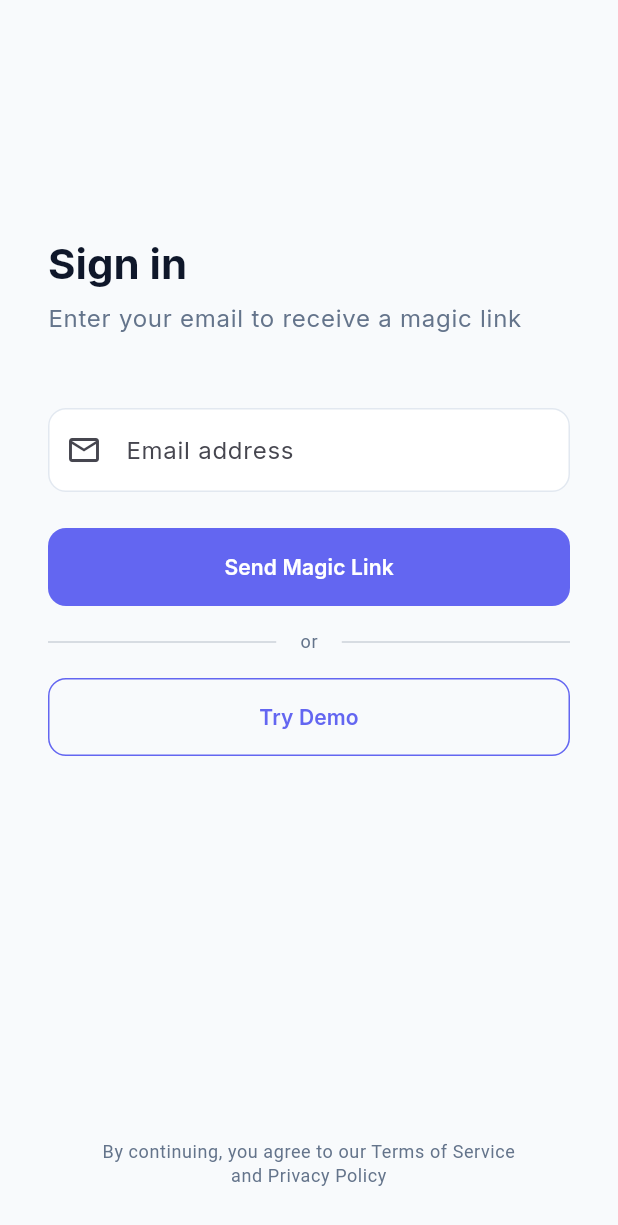
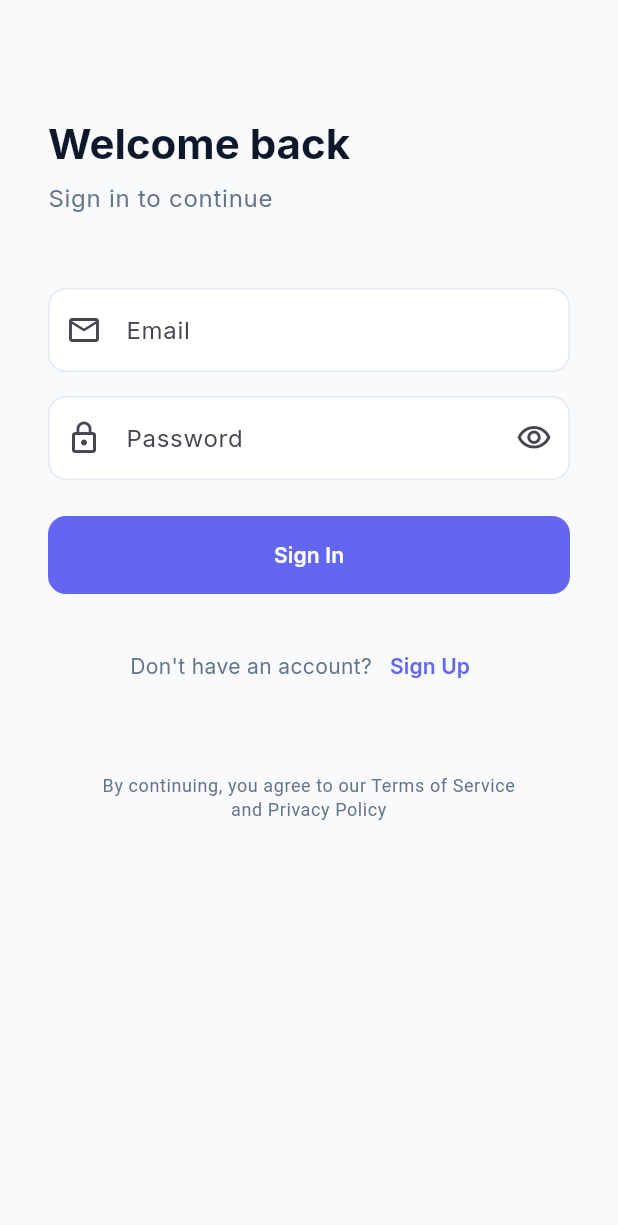
Before and after one commit to ItaloOlivier/relationship-ref, a Flutter app: the AuthScreen screen opened by its route, on a phone screen of 412 x 824 dp. Shown: the top 1225 px of the screen. Run offline on Flutter 3.47's test engine with Material 3 defaults, Android fonts, the phone set to English and light mode, and no system bars; our stand-ins replace dio, equatable, file_picker, flutter_dotenv, flutter_riverpod, flutter_secure_storage and 5 more; missing offline and left inert: record; accounts and stored records are empty.

Commit message:
Simplify auth: Replace magic links with email/password registration
- Add passwordHash field to User model, remove MagicLink model
- Create register/login endpoints with bcrypt password hashing
- Update Flutter auth to use email/password form
- Remove magic link screen and related DTOs
- Update all e2e tests with passwordHash field
- Add database migration for schema changes

Co-Authored-By: Claude Opus 4.5 <noreply@anthropic.com>

```diff
--- a/apps/mobile/lib/core/auth/auth_provider.dart
+++ b/apps/mobile/lib/core/auth/auth_provider.dart
@@ -90,65 +90,16 @@ class AuthNotifier extends StateNotifier<AuthState> {
     }
   }
 
-  Future<void> requestMagicLink(String email) async {
+  Future<bool> register(String email, String password, {String? name}) async {
     state = state.copyWith(isLoading: true, error: null);
 
     try {
-      await _apiClient.post('/auth/magic-link', data: {'email': email});
-      state = state.copyWith(isLoading: false);
-    } catch (e) {
-      state = state.copyWith(
-        isLoading: false,
-        error: 'Failed to send magic link. Please try again.',
-      );
-    }
-  }
+      final response = await _apiClient.post('/auth/register', data: {
+        'email': email,
+        'password': password,
+        if (name != null) 'name': name,
+      });
 
-  Future<bool> verifyMagicLink(String token) async {
-    state = state.copyWith(isLoading: true, error: null);
-
-    try {
-      final response = await _apiClient.get('/auth/verify?token=$token');
-      if (response.statusCode == 200) {
-        final accessToken = response.data['accessToken'] as String;
-        final user = User.fromJson(response.data['user']);
-
-        await _storage.write(key: 'access_token', value: accessToken);
-        _apiClient.setAuthToken(accessToken);
-
-        state = AuthState(
-          isAuthenticated: true,
-          accessToken: accessToken,
-          user: user,
-        );
-        return true;
-      } else {
-        state = state.copyWith(
-          isLoading: false,
-          error: 'Invalid or expired magic link.',
-        );
-        return false;
-      }
-    } catch (e) {
-      state = state.copyWith(
-        isLoading: false,
-        error: 'Failed to verify magic link. Please try again.',
-      );
-      return false;
-    }
-  }
-
-  Future<void> logout() async {
-    await _storage.delete(key: 'access_token');
-    _apiClient.clearAuthToken();
-    state = const AuthState();
-  }
-
-  Future<bool> demoLogin() async {
-    state = state.copyWith(isLoading: true, error: null);
-
-    try {
-      final response = await _apiClient.post('/auth/demo');
       if (response.statusCode == 200 || response.statusCode == 201) {
         final accessToken = response.data['accessToken'] as String;
         final user = User.fromJson(response.data['user']);
@@ -165,17 +116,65 @@ class AuthNotifier extends StateNotifier<AuthState> {
       } else {
         state = state.copyWith(
           isLoading: false,
-          error: 'Demo login failed. Please try again.',
+          error: 'Registration failed. Please try again.',
+        );
+        return false;
+      }
+    } catch (e) {
+      String errorMessage = 'Registration failed. Please try again.';
+      if (e.toString().contains('409') || e.toString().contains('already')) {
+        errorMessage = 'Email already registered. Please login instead.';
+      }
+      state = state.copyWith(
+        isLoading: false,
+        error: errorMessage,
+      );
+      return false;
+    }
+  }
+
+  Future<bool> login(String email, String password) async {
+    state = state.copyWith(isLoading: true, error: null);
+
+    try {
+      final response = await _apiClient.post('/auth/login', data: {
+        'email': email,
+        'password': password,
+      });
+
+      if (response.statusCode == 200 || response.statusCode == 201) {
+        final accessToken = response.data['accessToken'] as String;
+        final user = User.fromJson(response.data['user']);
+
+        await _storage.write(key: 'access_token', value: accessToken);
+        _apiClient.setAuthToken(accessToken);
+
+        state = AuthState(
+          isAuthenticated: true,
+          accessToken: accessToken,
+          user: user,
+        );
+        return true;
+      } else {
+        state = state.copyWith(
+          isLoading: false,
+          error: 'Invalid email or password.',
         );
         return false;
       }
     } catch (e) {
       state = state.copyWith(
         isLoading: false,
-        error: 'Demo login failed. Please try again.',
+        error: 'Invalid email or password.',
       );
       return false;
     }
+  }
+
+  Future<void> logout() async {
+    await _storage.delete(key: 'access_token');
+    _apiClient.clearAuthToken();
+    state = const AuthState();
   }
 }
 
--- a/apps/mobile/lib/core/router/app_router.dart
+++ b/apps/mobile/lib/core/router/app_router.dart
@@ -2,7 +2,6 @@ import 'package:flutter_riverpod/flutter_riverpod.dart';
 import 'package:go_router/go_router.dart';
 import '../../features/onboarding/presentation/screens/onboarding_screen.dart';
 import '../../features/auth/presentation/screens/auth_screen.dart';
-import '../../features/auth/presentation/screens/magic_link_screen.dart';
 import '../../features/home/presentation/screens/home_screen.dart';
 import '../../features/session/presentation/screens/session_screen.dart';
 import '../../features/session/presentation/screens/chat_import_screen.dart';
@@ -46,16 +45,6 @@ final appRouterProvider = Provider<GoRouter>((ref) {
         path: '/auth',
         name: 'auth',
         builder: (context, state) => const AuthScreen(),
-        routes: [
-          GoRoute(
-            path: 'magic-link',
-            name: 'magic-link',
-            builder: (context, state) {
-              final token = state.uri.queryParameters['token'];
-              return MagicLinkScreen(token: token);
-            },
-          ),
-        ],
       ),
       // Main app shell with bottom navigation
       StatefulShellRoute.indexedStack(
--- a/apps/mobile/lib/features/auth/presentation/screens/auth_screen.dart
+++ b/apps/mobile/lib/features/auth/presentation/screens/auth_screen.dart
@@ -12,30 +12,44 @@ class AuthScreen extends ConsumerStatefulWidget {
 
 class _AuthScreenState extends ConsumerState<AuthScreen> {
   final _emailController = TextEditingController();
+  final _passwordController = TextEditingController();
+  final _nameController = TextEditingController();
   final _formKey = GlobalKey<FormState>();
-  bool _magicLinkSent = false;
+  bool _isLogin = true;
+  bool _obscurePassword = true;
 
   @override
   void dispose() {
     _emailController.dispose();
+    _passwordController.dispose();
+    _nameController.dispose();
     super.dispose();
   }
 
-  Future<void> _requestMagicLink() async {
+  Future<void> _submit() async {
     if (_formKey.currentState?.validate() ?? false) {
-      await ref.read(authStateProvider.notifier).requestMagicLink(
-        _emailController.text.trim(),
+      final email = _emailController.text.trim();
+      final password = _passwordController.text;
+      final name = _nameController.text.trim();
+
+      if (_isLogin) {
+        await ref.read(authStateProvider.notifier).login(email, password);
+      } else {
+        await ref.read(authStateProvider.notifier).register(
+          email,
+          password,
+          name: name.isNotEmpty ? name : null,
         );
-
-      final error = ref.read(authStateProvider).error;
-      if (error == null) {
-        setState(() => _magicLinkSent = true);
       }
     }
   }
 
-  Future<void> _demoLogin() async {
-    await ref.read(authStateProvider.notifier).demoLogin();
+  void _toggleMode() {
+    setState(() {
+      _isLogin = !_isLogin;
+      // Clear error when switching modes
+      ref.read(authStateProvider.notifier);
+    });
   }
 
   @override
@@ -44,67 +58,55 @@ class _AuthScreenState extends ConsumerState<AuthScreen> {
 
     return Scaffold(
       body: SafeArea(
-        child: Padding(
+        child: SingleChildScrollView(
           padding: const EdgeInsets.all(32),
+          child: ConstrainedBox(
+            constraints: BoxConstraints(
+              minHeight: MediaQuery.of(context).size.height -
+                  MediaQuery.of(context).padding.top -
+                  MediaQuery.of(context).padding.bottom -
+                  64,
+            ),
             child: Column(
               crossAxisAlignment: CrossAxisAlignment.start,
               children: [
-              const Spacer(),
+                const SizedBox(height: 48),
                 Text(
-                _magicLinkSent ? 'Check your email' : 'Sign in',
+                  _isLogin ? 'Welcome back' : 'Create account',
                   style: Theme.of(context).textTheme.displayMedium,
                 ),
                 const SizedBox(height: 8),
                 Text(
-                _magicLinkSent
-                    ? 'We sent a magic link to ${_emailController.text}'
-                    : 'Enter your email to receive a magic link',
+                  _isLogin
+                      ? 'Sign in to continue'
+                      : 'Sign up to get started',
                   style: Theme.of(context).textTheme.bodyLarge?.copyWith(
                     color: AppColors.textSecondary,
                   ),
                 ),
                 const SizedBox(height: 48),
-              if (_magicLinkSent) ...[
-                Container(
-                  width: double.infinity,
-                  padding: const EdgeInsets.all(24),
-                  decoration: BoxDecoration(
-                    color: AppColors.success.withValues(alpha: 0.1),
-                    borderRadius: BorderRadius.circular(16),
-                  ),
+                Form(
+                  key: _formKey,
                   child: Column(
                     children: [
-                      Icon(
-                        Icons.mark_email_read_rounded,
-                        size: 64,
-                        color: AppColors.success,
+                      if (!_isLogin) ...[
+                        TextFormField(
+                          controller: _nameController,
+                          textCapitalization: TextCapitalization.words,
+                          decoration: const InputDecoration(
+                            labelText: 'Name (optional)',
+                            hintText: 'Your name',
+                            prefixIcon: Icon(Icons.person_outline),
+                          ),
                         ),
                         const SizedBox(height: 16),
-                      Text(
-                        'Open your email app and tap the magic link to sign in',
-                        textAlign: TextAlign.center,
-                        style: Theme.of(context).textTheme.bodyLarge,
-                      ),
                       ],
-                  ),
-                ),
-                const SizedBox(height: 24),
-                SizedBox(
-                  width: double.infinity,
-                  child: OutlinedButton(
-                    onPressed: () => setState(() => _magicLinkSent = false),
-                    child: const Text('Use a different email'),
-                  ),
-                ),
-              ] else ...[
-                Form(
-                  key: _formKey,
-                  child: TextFormField(
+                      TextFormField(
                         controller: _emailController,
                         keyboardType: TextInputType.emailAddress,
                         autocorrect: false,
                         decoration: const InputDecoration(
-                      labelText: 'Email address',
+                          labelText: 'Email',
                           hintText: 'you@example.com',
                           prefixIcon: Icon(Icons.email_outlined),
                         ),
@@ -117,6 +119,37 @@ class _AuthScreenState extends ConsumerState<AuthScreen> {
                           }
                           return null;
                         },
+                      ),
+                      const SizedBox(height: 16),
+                      TextFormField(
+                        controller: _passwordController,
+                        obscureText: _obscurePassword,
+                        decoration: InputDecoration(
+                          labelText: 'Password',
+                          hintText: _isLogin ? 'Your password' : 'At least 6 characters',
+                          prefixIcon: const Icon(Icons.lock_outline),
+                          suffixIcon: IconButton(
+                            icon: Icon(
+                              _obscurePassword
+                                  ? Icons.visibility_outlined
+                                  : Icons.visibility_off_outlined,
+                            ),
+                            onPressed: () {
+                              setState(() => _obscurePassword = !_obscurePassword);
+                            },
+                          ),
+                        ),
+                        validator: (value) {
+                          if (value == null || value.isEmpty) {
+                            return 'Please enter your password';
+                          }
+                          if (!_isLogin && value.length < 6) {
+                            return 'Password must be at least 6 characters';
+                          }
+                          return null;
+                        },
+                      ),
+                    ],
                   ),
                 ),
                 const SizedBox(height: 24),
@@ -137,7 +170,7 @@ class _AuthScreenState extends ConsumerState<AuthScreen> {
                 SizedBox(
                   width: double.infinity,
                   child: ElevatedButton(
-                    onPressed: authState.isLoading ? null : _requestMagicLink,
+                    onPressed: authState.isLoading ? null : _submit,
                     child: authState.isLoading
                         ? const SizedBox(
                             width: 20,
@@ -147,35 +180,28 @@ class _AuthScreenState extends ConsumerState<AuthScreen> {
                               color: Colors.white,
                             ),
                           )
-                        : const Text('Send Magic Link'),
+                        : Text(_isLogin ? 'Sign In' : 'Create Account'),
                   ),
                 ),
-                const SizedBox(height: 16),
+                const SizedBox(height: 24),
                 Row(
+                  mainAxisAlignment: MainAxisAlignment.center,
                   children: [
-                    Expanded(child: Divider(color: AppColors.textSecondary.withValues(alpha: 0.3))),
-                    Padding(
-                      padding: const EdgeInsets.symmetric(horizontal: 16),
-                      child: Text(
-                        'or',
-                        style: Theme.of(context).textTheme.bodySmall?.copyWith(
+                    Text(
+                      _isLogin
+                          ? "Don't have an account?"
+                          : 'Already have an account?',
+                      style: Theme.of(context).textTheme.bodyMedium?.copyWith(
                         color: AppColors.textSecondary,
                       ),
                     ),
+                    TextButton(
+                      onPressed: _toggleMode,
+                      child: Text(_isLogin ? 'Sign Up' : 'Sign In'),
                     ),
-                    Expanded(child: Divider(color: AppColors.textSecondary.withValues(alpha: 0.3))),
                   ],
                 ),
-                const SizedBox(height: 16),
-                SizedBox(
-                  width: double.infinity,
-                  child: OutlinedButton(
-                    onPressed: authState.isLoading ? null : _demoLogin,
-                    child: const Text('Try Demo'),
-                  ),
-                ),
-              ],
-              const Spacer(flex: 2),
+                const SizedBox(height: 48),
                 Center(
                   child: Text(
                     'By continuing, you agree to our Terms of Service\nand Privacy Policy',
@@ -189,6 +215,7 @@ class _AuthScreenState extends ConsumerState<AuthScreen> {
             ),
           ),
         ),
+      ),
     );
   }
 }
```
Also changed, not shown: apps/mobile/lib/features/auth/presentation/screens/magic_link_screen.dart (deleted, +0 -144 lines), 14 other files. Lines whose indentation alone changed are shown as unchanged.
